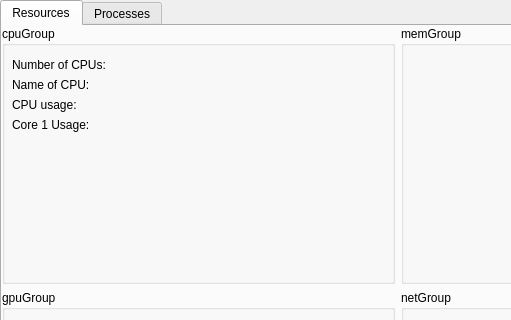
The window that resourceViewer/src/app/resourceviewer.ui (Luck-Chance/resourceViewer) describes before a commit, drawn with Qt 5; both pictures show x 0 to 511 and y 0 to 320 of the 800 by 600 pixel window.
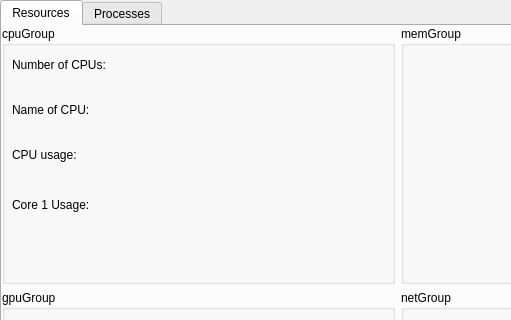
The same window after the commit.

Patch:
```diff
--- a/resourceViewer/src/app/resourceviewer.ui
+++ b/resourceViewer/src/app/resourceviewer.ui
@@ -69,9 +69,9 @@
           <property name="geometry">
            <rect>
             <x>10</x>
-            <y>50</y>
-            <width>181</width>
-            <height>17</height>
+            <y>76</y>
+            <width>351</width>
+            <height>16</height>
            </rect>
           </property>
           <property name="text">
@@ -82,7 +82,7 @@
           <property name="geometry">
            <rect>
             <x>10</x>
-            <y>70</y>
+            <y>120</y>
             <width>181</width>
             <height>17</height>
            </rect>
@@ -95,7 +95,7 @@
           <property name="geometry">
            <rect>
             <x>10</x>
-            <y>90</y>
+            <y>170</y>
             <width>181</width>
             <height>17</height>
            </rect>
```
